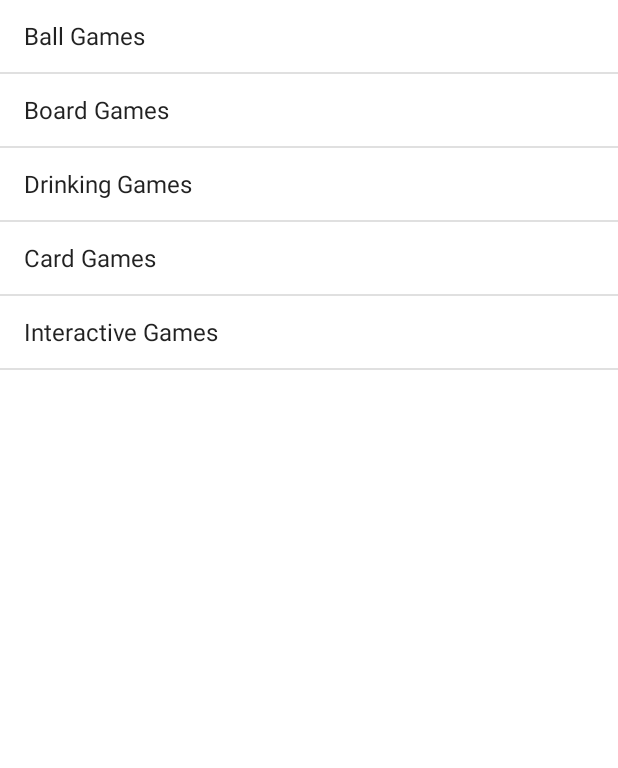
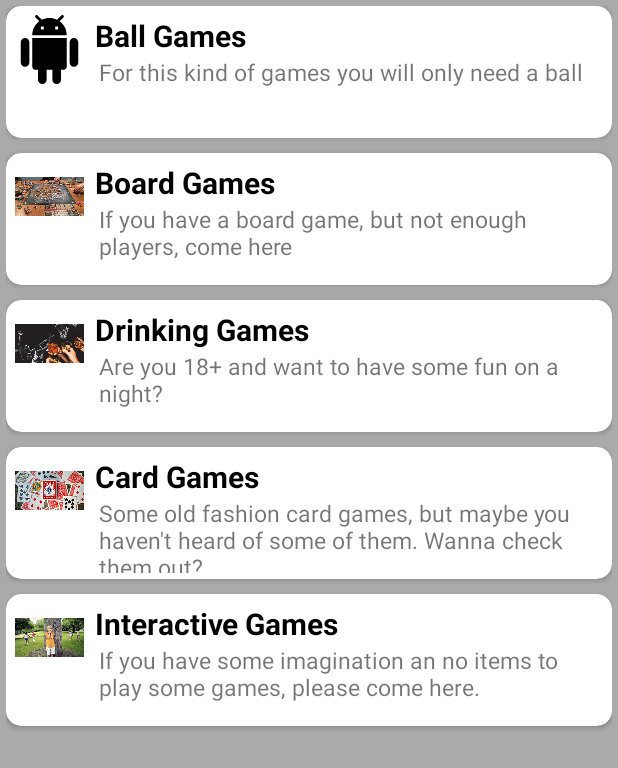
Before and after one commit to claaraamaria/GamesSelector, an Android app: the screen it shows after launch (MainActivity), on a phone screen of 412 x 824 dp. Shown: the top 768 px of the screen. Run offline under Robolectric (Android 15) with nearby library versions, the phone set to English and light mode, and no system bars.

Commit message:
Changed the view from listView to RecyclerView

```diff
--- a/app/src/main/java/com/claramaria/gamesselector/GamesAdapter.java
+++ b/app/src/main/java/com/claramaria/gamesselector/GamesAdapter.java
@@ -16,9 +16,9 @@ import java.util.List;
 public class GamesAdapter extends BaseAdapter {
 
     private final GamesActivity gamesActivity;
-    private final List<Data> parkingList;
+    private final List<CardImagesData> parkingList;
 
-    public GamesAdapter(List<Data> dataList, GamesActivity activity) {
+    public GamesAdapter(List<CardImagesData> dataList, GamesActivity activity) {
         this.parkingList = dataList;
         gamesActivity = activity;
     }
--- /dev/null
+++ b/app/src/main/java/com/claramaria/gamesselector/ListAdapter.java
@@ -0,0 +1,75 @@
+package com.claramaria.gamesselector;
+
+import android.view.LayoutInflater;
+import android.view.View;
+import android.view.ViewGroup;
+import android.widget.ImageView;
+import android.widget.TextView;
+
+import androidx.annotation.NonNull;
+import androidx.recyclerview.widget.RecyclerView;
+
+import java.util.ArrayList;
+
+public class ListAdapter extends RecyclerView.Adapter<ListAdapter.ViewHolder> {
+    private ArrayList<ListItemData> mList;
+    private OnItemClickListener mListener;
+
+    public interface OnItemClickListener {
+        void onItemClick(int position);
+    }
+
+    void setOnItemClickListener(OnItemClickListener listener) {
+        mListener = listener;
+    }
+
+    static class ViewHolder extends RecyclerView.ViewHolder {
+        ImageView mImageView;
+        TextView mTextView1;
+        TextView mTextView2;
+
+        ViewHolder(@NonNull View itemView, final OnItemClickListener listener) {
+            super(itemView);
+            mImageView = itemView.findViewById(R.id.imageView);
+            mTextView1 = itemView.findViewById(R.id.textView);
+            mTextView2 = itemView.findViewById(R.id.textView2);
+
+            itemView.setOnClickListener(new View.OnClickListener() {
+                @Override
+                public void onClick(View v) {
+                    if (listener != null) {
+                        int position = getAdapterPosition();
+                        if (position != RecyclerView.NO_POSITION){
+                            listener.onItemClick(position);
+                        }
+                    }
+                }
+            });
+        }
+    }
+
+    ListAdapter(ArrayList<ListItemData> list) {
+        mList = list;
+    }
+
+    @NonNull
+    @Override
+    public ViewHolder onCreateViewHolder(@NonNull ViewGroup parent, int viewType) {
+        View view = LayoutInflater.from(parent.getContext()).inflate(R.layout.list_item, parent, false);
+        return new ViewHolder(view, mListener);
+    }
+
+    @Override
+    public void onBindViewHolder(@NonNull ViewHolder holder, int position) {
+        ListItemData currentItem = mList.get(position);
+
+        holder.mImageView.setImageResource(currentItem.getImageResource());
+        holder.mTextView1.setText(currentItem.getText1());
+        holder.mTextView2.setText(currentItem.getText2());
+    }
+
+    @Override
+    public int getItemCount() {
+        return mList.size();
+    }
+}
--- /dev/null
+++ b/app/src/main/java/com/claramaria/gamesselector/ListItemData.java
@@ -0,0 +1,58 @@
+package com.claramaria.gamesselector;
+
+import android.os.Parcel;
+import android.os.Parcelable;
+
+public class ListItemData implements Parcelable {
+    private int mImageResource;
+    private String mText1;
+    private String mText2;
+
+    ListItemData(int imageResource, String text1, String text2) {
+        mImageResource = imageResource;
+        mText1 = text1;
+        mText2 = text2;
+    }
+
+    private ListItemData(Parcel in) {
+        mImageResource = in.readInt();
+        mText1 = in.readString();
+        mText2 = in.readString();
+    }
+
+    public static final Creator<ListItemData> CREATOR = new Creator<ListItemData>() {
+        @Override
+        public ListItemData createFromParcel(Parcel in) {
+            return new ListItemData(in);
+        }
+
+        @Override
+        public ListItemData[] newArray(int size) {
+            return new ListItemData[size];
+        }
+    };
+
+    int getImageResource() {
+        return mImageResource;
+    }
+
+    String getText1() {
+        return mText1;
+    }
+
+    String getText2() {
+        return mText2;
+    }
+
+    @Override
+    public int describeContents() {
+        return 0;
+    }
+
+    @Override
+    public void writeToParcel(Parcel dest, int flags) {
+        dest.writeInt(mImageResource);
+        dest.writeString(mText1);
+        dest.writeString(mText2);
+    }
+}
--- a/app/src/main/java/com/claramaria/gamesselector/MainActivity.java
+++ b/app/src/main/java/com/claramaria/gamesselector/MainActivity.java
@@ -4,11 +4,8 @@ import android.content.Intent;
 import android.os.Bundle;
 
 import androidx.appcompat.app.AppCompatActivity;
-
-import android.view.View;
-import android.widget.AdapterView;
-import android.widget.ArrayAdapter;
-import android.widget.ListView;
+import androidx.recyclerview.widget.LinearLayoutManager;
+import androidx.recyclerview.widget.RecyclerView;
 
 import com.claramaria.gamesselector.activities.ListBallGames;
 import com.claramaria.gamesselector.activities.ListBoardGames;
@@ -16,52 +13,65 @@ import com.claramaria.gamesselector.activities.ListCardGames;
 import com.claramaria.gamesselector.activities.ListDrinkingGames;
 import com.claramaria.gamesselector.activities.ListInteractiveGames;
 
+import java.util.ArrayList;
+
 
 public class MainActivity extends AppCompatActivity {
-    private ListView listView;
+    private ArrayList<ListItemData> mList;
 
     @Override
     protected void onCreate(Bundle savedInstanceState) {
         super.onCreate(savedInstanceState);
-        setContentView(R.layout.listview_item_click_event);
+        setContentView(R.layout.listview_item);
 
-        listView = findViewById(R.id.list);
-        String[] values = new String[]{
-                "Ball Games",
-                "Board Games",
-                "Drinking Games",
-                "Card Games",
-                "Interactive Games",
-        };
+        createList();
+        buildRecyclerView();
 
-        ArrayAdapter<String> adapter = new ArrayAdapter<>(this,
-                android.R.layout.simple_list_item_1, android.R.id.text1, values);
+    }
 
-        listView.setAdapter(adapter);
 
-        listView.setOnItemClickListener(new AdapterView.OnItemClickListener() {
-            public void onItemClick(AdapterView<?> parent, View view,
-                                    int position, long id) {
+    public void createList() {
+        mList = new ArrayList<>();
+        mList.add(new ListItemData(R.drawable.ic_android, "Ball Games", "For this kind of games you will only need a ball"));
+        mList.add(new ListItemData(R.drawable.board_game, "Board Games", "If you have a board game, but not enough players, come here"));
+        mList.add(new ListItemData(R.drawable.drinking_games, "Drinking Games", "Are you 18+ and want to have some fun on a night?"));
+        mList.add(new ListItemData(R.drawable.deck_of_cards, "Card Games", "Some old fashion card games, but maybe you haven't heard of some of them. Wanna check them out?"));
+        mList.add(new ListItemData(R.drawable.hide_and_seek, "Interactive Games", "If you have some imagination an no items to play some games, please come here."));
+
+    }
+
+    public void buildRecyclerView() {
+        RecyclerView mRecyclerView = findViewById(R.id.recyclerView);
+        mRecyclerView.setHasFixedSize(true);
+        RecyclerView.LayoutManager mLayoutManager = new LinearLayoutManager(this);
+        ListAdapter mAdapter = new ListAdapter(mList);
+
+        mRecyclerView.setLayoutManager(mLayoutManager);
+        mRecyclerView.setAdapter(mAdapter);
+
+        mAdapter.setOnItemClickListener(new ListAdapter.OnItemClickListener() {
+            @Override
+            public void onItemClick(int position) {
                 Intent myIntent;
                 switch (position) {
                     case 0:
-                        myIntent = new Intent(view.getContext(), ListBallGames.class);
+                        myIntent = new Intent(MainActivity.this, ListBallGames.class);
                         startActivityForResult(myIntent, 0);
                         break;
                     case 1:
-                        myIntent = new Intent(view.getContext(), ListBoardGames.class);
+                        myIntent = new Intent(MainActivity.this, ListBoardGames.class);
                         startActivityForResult(myIntent, 0);
                         break;
                     case 2:
-                        myIntent = new Intent(view.getContext(), ListDrinkingGames.class);
+                        myIntent = new Intent(MainActivity.this, ListDrinkingGames.class);
                         startActivityForResult(myIntent, 0);
                         break;
                     case 3:
-                        myIntent = new Intent(view.getContext(), ListCardGames.class);
+                        myIntent = new Intent(MainActivity.this, ListCardGames.class);
                         startActivityForResult(myIntent, 0);
                         break;
                     case 4:
-                        myIntent = new Intent(view.getContext(), ListInteractiveGames.class);
+                        myIntent = new Intent(MainActivity.this, ListInteractiveGames.class);
                         startActivityForResult(myIntent, 0);
                         break;
                 }
--- a/app/src/main/java/com/claramaria/gamesselector/activities/ListBallGames.java
+++ b/app/src/main/java/com/claramaria/gamesselector/activities/ListBallGames.java
@@ -3,7 +3,7 @@ package com.claramaria.gamesselector.activities;
 import android.os.Bundle;
 import android.view.View;
 
-import com.claramaria.gamesselector.Data;
+import com.claramaria.gamesselector.CardImagesData;
 import com.claramaria.gamesselector.FactoryCardsInfo;
 import com.claramaria.gamesselector.GameType;
 import com.claramaria.gamesselector.GamesAdapter;
@@ -16,7 +16,7 @@ import java.util.List;
 public class ListBallGames extends GamesActivity {
 
     private GamesAdapter gamesAdapter;
-    private List<Data> dataList;
+    private List<CardImagesData> dataList;
     private SwipeFlingAdapterView flingContainer;
 
     @Override
--- a/app/src/main/java/com/claramaria/gamesselector/activities/ListBoardGames.java
+++ b/app/src/main/java/com/claramaria/gamesselector/activities/ListBoardGames.java
@@ -3,7 +3,7 @@ package com.claramaria.gamesselector.activities;
 import android.os.Bundle;
 import android.view.View;
 
-import com.claramaria.gamesselector.Data;
+import com.claramaria.gamesselector.CardImagesData;
 import com.claramaria.gamesselector.FactoryCardsInfo;
 import com.claramaria.gamesselector.GameType;
 import com.claramaria.gamesselector.GamesAdapter;
@@ -16,7 +16,7 @@ import java.util.List;
 public class ListBoardGames extends GamesActivity {
 
     private GamesAdapter gamesAdapter;
-    private List<Data> dataList;
+    private List<CardImagesData> dataList;
     private SwipeFlingAdapterView flingContainer;
 
     @Override
--- a/app/src/main/java/com/claramaria/gamesselector/activities/ListCardGames.java
+++ b/app/src/main/java/com/claramaria/gamesselector/activities/ListCardGames.java
@@ -3,7 +3,7 @@ package com.claramaria.gamesselector.activities;
 import android.os.Bundle;
 import android.view.View;
 
-import com.claramaria.gamesselector.Data;
+import com.claramaria.gamesselector.CardImagesData;
 import com.claramaria.gamesselector.FactoryCardsInfo;
 import com.claramaria.gamesselector.GameType;
 import com.claramaria.gamesselector.GamesAdapter;
@@ -16,7 +16,7 @@ import java.util.List;
 public class ListCardGames extends GamesActivity {
 
     private GamesAdapter gamesAdapter;
-    private List<Data> dataList;
+    private List<CardImagesData> dataList;
     private SwipeFlingAdapterView flingContainer;
 
     @Override
--- a/app/src/main/java/com/claramaria/gamesselector/activities/ListDrinkingGames.java
+++ b/app/src/main/java/com/claramaria/gamesselector/activities/ListDrinkingGames.java
@@ -3,7 +3,7 @@ package com.claramaria.gamesselector.activities;
 import android.os.Bundle;
 import android.view.View;
 
-import com.claramaria.gamesselector.Data;
+import com.claramaria.gamesselector.CardImagesData;
 import com.claramaria.gamesselector.FactoryCardsInfo;
 import com.claramaria.gamesselector.GameType;
 import com.claramaria.gamesselector.GamesAdapter;
@@ -16,7 +16,7 @@ import java.util.List;
 public class ListDrinkingGames extends GamesActivity {
 
     private GamesAdapter gamesAdapter;
-    private List<Data> dataList;
+    private List<CardImagesData> dataList;
     private SwipeFlingAdapterView flingContainer;
 
     @Override
--- a/app/src/main/java/com/claramaria/gamesselector/activities/ListInteractiveGames.java
+++ b/app/src/main/java/com/claramaria/gamesselector/activities/ListInteractiveGames.java
@@ -3,7 +3,7 @@ package com.claramaria.gamesselector.activities;
 import android.os.Bundle;
 import android.view.View;
 
-import com.claramaria.gamesselector.Data;
+import com.claramaria.gamesselector.CardImagesData;
 import com.claramaria.gamesselector.FactoryCardsInfo;
 import com.claramaria.gamesselector.GameType;
 import com.claramaria.gamesselector.GamesAdapter;
@@ -16,7 +16,7 @@ import java.util.List;
 public class ListInteractiveGames extends GamesActivity {
 
     private GamesAdapter gamesAdapter;
-    private List<Data> dataList;
+    private List<CardImagesData> dataList;
     private SwipeFlingAdapterView flingContainer;
 
     @Override
--- /dev/null
+++ b/app/src/main/res/drawable/ic_android.xml
@@ -0,0 +1,9 @@
+<vector xmlns:android="http://schemas.android.com/apk/res/android"
+        android:width="24dp"
+        android:height="24dp"
+        android:viewportWidth="24.0"
+        android:viewportHeight="24.0">
+    <path
+        android:fillColor="#FF000000"
+        android:pathData="M6,18c0,0.55 0.45,1 1,1h1v3.5c0,0.83 0.67,1.5 1.5,1.5s1.5,-0.67 1.5,-1.5L11,19h2v3.5c0,0.83 0.67,1.5 1.5,1.5s1.5,-0.67 1.5,-1.5L16,19h1c0.55,0 1,-0.45 1,-1L18,8L6,8v10zM3.5,8C2.67,8 2,8.67 2,9.5v7c0,0.83 0.67,1.5 1.5,1.5S5,17.33 5,16.5v-7C5,8.67 4.33,8 3.5,8zM20.5,8c-0.83,0 -1.5,0.67 -1.5,1.5v7c0,0.83 0.67,1.5 1.5,1.5s1.5,-0.67 1.5,-1.5v-7c0,-0.83 -0.67,-1.5 -1.5,-1.5zM15.53,2.16l1.3,-1.3c0.2,-0.2 0.2,-0.51 0,-0.71 -0.2,-0.2 -0.51,-0.2 -0.71,0l-1.48,1.48C13.85,1.23 12.95,1 12,1c-0.96,0 -1.86,0.23 -2.66,0.63L7.85,0.15c-0.2,-0.2 -0.51,-0.2 -0.71,0 -0.2,0.2 -0.2,0.51 0,0.71l1.31,1.31C6.97,3.26 6,5.01 6,7h12c0,-1.99 -0.97,-3.75 -2.47,-4.84zM10,5L9,5L9,4h1v1zM15,5h-1L14,4h1v1z"/>
+</vector>
--- a/app/src/main/res/layout/list_item.xml
+++ b/app/src/main/res/layout/list_item.xml
@@ -3,10 +3,12 @@
     xmlns:app="http://schemas.android.com/apk/res-auto"
     android:layout_width="match_parent"
     android:layout_height="wrap_content"
-    app:cardCornerRadius="4dp">
+    app:cardCornerRadius="10dp"
+    android:layout_marginBottom="10dp">
 
     <RelativeLayout
         style="@style/WidthHeightParents"
+        android:layout_height="80dp"
         android:layout_margin="4dp">
 
         <ImageView
--- a/app/src/main/res/layout/list_view.xml
+++ b/app/src/main/res/layout/listview_item.xml
@@ -1,9 +1,8 @@
 <?xml version="1.0" encoding="utf-8"?>
 <RelativeLayout xmlns:android="http://schemas.android.com/apk/res/android"
     xmlns:tools="http://schemas.android.com/tools"
-    android:layout_width="fill_parent"
-    android:layout_height="fill_parent"
-    android:orientation="vertical"
+    android:layout_width="match_parent"
+    android:layout_height="match_parent"
     tools:context="com.claramaria.gamesselector.MainActivity">
 
     <androidx.recyclerview.widget.RecyclerView
--- a/app/src/main/res/layout/listview_item_click_event.xml
+++ /dev/null
@@ -1,15 +0,0 @@
-<?xml version="1.0" encoding="utf-8"?>
-<LinearLayout xmlns:android="http://schemas.android.com/apk/res/android"
-    xmlns:tools="http://schemas.android.com/tools"
-    android:layout_width="fill_parent"
-    android:layout_height="fill_parent"
-    android:background="#fff"
-    android:orientation="vertical"
-    tools:context="com.claramaria.gamesselector.MainActivity"
-    android:weightSum="1">
-
-    <ListView
-        android:id="@+id/list"
-        style="@style/WidthHeightParents">
-    </ListView>
-</LinearLayout>
```
Also changed, not shown: app/src/main/java/com/claramaria/gamesselector/CardImagesData.java (renamed from app/src/main/java/com/claramaria/gamesselector/Data.java, +4 -6 lines), app/src/main/java/com/claramaria/gamesselector/FactoryCardsInfo.java (+21 -21 lines), app/src/main/java/com/claramaria/gamesselector/ListItem.java (deleted, +0 -37 lines), 1 other file.
